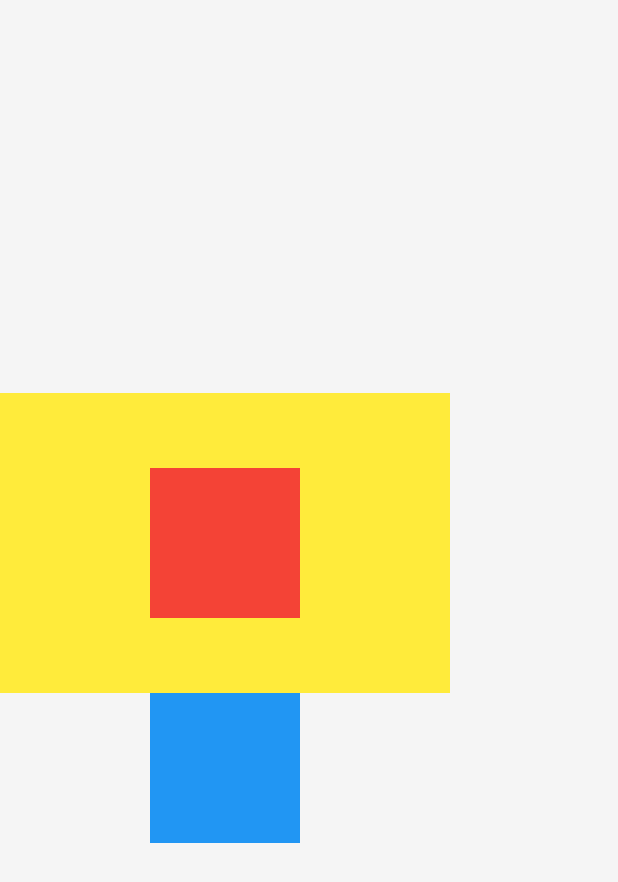
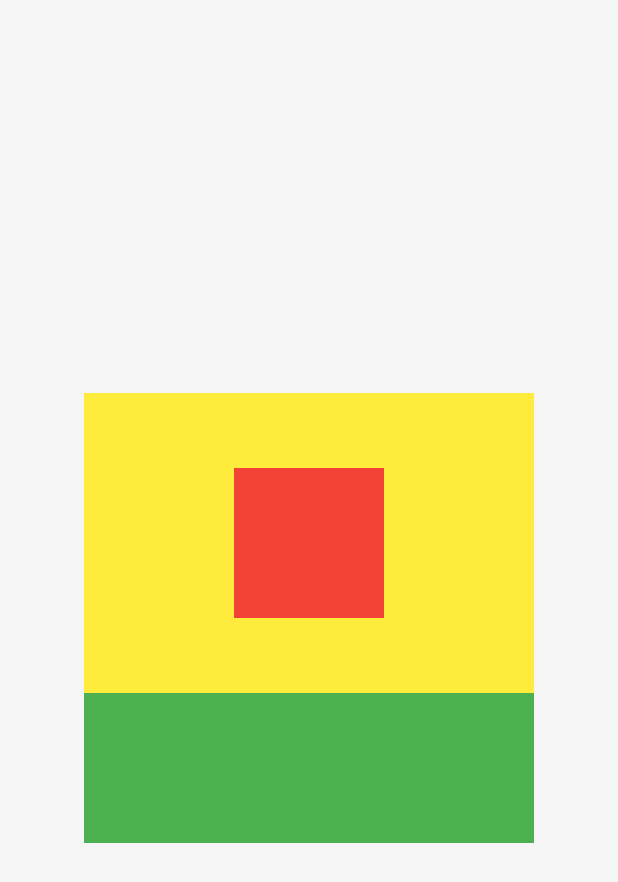
Before and after one commit to LBXjixiangniao/flutter_summary, a Flutter app: the HitTestManager screen opened directly, on a phone screen of 412 x 824 dp. Shown: the top 882 px of the screen. Run offline on Flutter 3.47's test engine with Material 2 defaults, Android fonts, the phone set to English and light mode, and no system bars; drawn by our look-alikes of oktoast; our stand-ins replace bloc, convert, device_info, dio, flutter_bloc, moor and 3 more; missing offline and left inert: mqtt_client, permission_handler_platform_interface; generated files the repository leaves out were written again.

Commit message:
【修改】+ 手势：完善手势例子

```diff
--- a/lib/main/hit_test/hit_test_manager.dart
+++ b/lib/main/hit_test/hit_test_manager.dart
@@ -1,5 +1,6 @@
 import 'package:flutter/material.dart';
 import 'package:flutter/rendering.dart';
+import 'package:flutter_summary/widgets/hit_test_manager_widget.dart';
 
 class HitTestManager extends StatefulWidget {
   @override
@@ -10,12 +11,24 @@ class _HitTestManagerState extends State<HitTestManager> {
   @override
   Widget build(BuildContext context) {
     return Scaffold(
-      body: Column(
-        mainAxisAlignment: MainAxisAlignment.center,
-        crossAxisAlignment: CrossAxisAlignment.center,
+      body: Center(
+        child: Stack(
+          // mainAxisAlignment: MainAxisAlignment.center,
+          // crossAxisAlignment: CrossAxisAlignment.center,
           children: [
-          HitTestManagerWidget(
-            ignoreHitTest: false,
+            HitTestCheckWidget(
+              child: GestureDetector(
+                onTap: () => print('bottom'),
+                child: Container(
+                  width: 300,
+                  height: 300,
+                  color: Colors.green,
+                ),
+              ),
+              checkHitTestPermission: (_) => true,
+            ),
+            HitTestIgnoreManagerWidget(
+              ignoreHitTest: true,
               ignoreWidgetBuilder: (child) => GestureDetector(
                 onTap: () {
                   print('tap one');
@@ -39,105 +52,19 @@ class _HitTestManagerState extends State<HitTestManager> {
                 ),
               ),
             ),
-          GestureDetector(
-            onTap: () {
-              setState(() {});
-            },
-            child: Container(
-              width: 100,
-              height: 100,
-              color: Colors.blue,
+            // GestureDetector(
+            //   onTap: () {
+            //     setState(() {});
+            //   },
+            //   child: Container(
+            //     width: 100,
+            //     height: 100,
+            //     color: Colors.blue,
+            //   ),
+            // ),
+          ],
         ),
-          ),
-        ],
       ),
     );
   }
 }
-
-// ignore: must_be_immutable
-class HitTestManagerWidget extends SingleChildRenderObjectWidget {
-  final bool ignoreHitTest;
-  final Widget Function(Widget child) ignoreWidgetBuilder;
-
-  Widget hitTestWidget;
-  HitTestManagerWidget({Key key, Widget hitestChild, this.ignoreWidgetBuilder, this.ignoreHitTest = true}) : super(key: key) {
-    hitTestWidget = WidgetWithRenderObject(
-      child: hitestChild,
-    );
-  }
-
-  @override
-  Widget get child => ignoreWidgetBuilder?.call(hitTestWidget) ?? hitTestWidget;
-  @override
-  HitTestManagerRenderObject createRenderObject(BuildContext context) {
-    return HitTestManagerRenderObject()..ignoreHitTest = ignoreHitTest;
-  }
-
-  @override
-  void updateRenderObject(BuildContext context, covariant HitTestManagerRenderObject renderObject) {
-    renderObject.ignoreHitTest = ignoreHitTest;
-  }
-}
-
-class HitTestManagerRenderObject extends RenderProxyBox {
-  bool ignoreHitTest = false;
-  Offset paintOffset;
-
-  HitTestManagerRenderObject();
-
-  @override
-  bool hitTest(BoxHitTestResult result, {Offset position}) {
-    if (ignoreHitTest && size.contains(position)) {
-      HitTestRenderObject hitTestRenderObject;
-
-      void visit(RenderObject renderObject) {
-        assert(hitTestRenderObject == null); // this verifies that there's only one child
-        if (renderObject is HitTestRenderObject)
-          hitTestRenderObject = renderObject;
-        else
-          renderObject.visitChildren(visit);
-      }
-
-      visit(child);
-
-      if (hitTestRenderObject != null) {
-        hitTestRenderObject.hitTest(result, position: position - (hitTestRenderObject.paintOffset - paintOffset));
-        return false;
-      }
-    }
-    return super.hitTest(result, position: position);
-  }
-
-  @override
-  void paint(PaintingContext context, Offset offset) {
-    paintOffset = offset;
-    super.paint(context, offset);
-  }
-}
-
-class WidgetWithRenderObject extends SingleChildRenderObjectWidget {
-  WidgetWithRenderObject({
-    Key key,
-    Widget child,
-  }) : super(key: key, child: child);
-
-  @override
-  HitTestRenderObject createRenderObject(BuildContext context) {
-    return HitTestRenderObject();
-  }
-}
-
-class HitTestRenderObject extends RenderProxyBox {
-  Offset paintOffset;
-  @override
-  bool hitTest(BoxHitTestResult result, {Offset position}) {
-    return super.hitTest(result, position: position);
-  }
-
-  @override
-  void paint(PaintingContext context, Offset offset) {
-    paintOffset = offset;
-    super.paint(context, offset);
-  }
-}
--- a/lib/widgets/hit_test_manager_widget.dart
+++ b/lib/widgets/hit_test_manager_widget.dart
@@ -2,13 +2,76 @@ import 'package:flutter/material.dart';
 import 'package:flutter/rendering.dart';
 
 // ignore: must_be_immutable
-class HitTestManagerWidget extends SingleChildRenderObjectWidget {
+class HitTestCheckWidget extends SingleChildRenderObjectWidget {
+  final bool Function(Offset) checkHitTestPermission;
+  HitTestCheckWidget({Key key, Widget child, this.checkHitTestPermission}) : super(key: key,child: child);
+
+  @override
+  _HitTestCheckRenderObject createRenderObject(BuildContext context) {
+    return _HitTestCheckRenderObject()..checkHitTestPermission = checkHitTestPermission;
+  }
+
+  @override
+  void updateRenderObject(BuildContext context, covariant _HitTestCheckRenderObject renderObject) {
+    renderObject.checkHitTestPermission = checkHitTestPermission;
+  }
+}
+
+class _HitTestCheckRenderObject extends RenderProxyBox {
+  bool Function(Offset) checkHitTestPermission;
+
+  @override
+  void handleEvent(PointerEvent event, covariant HitTestEntry entry) {
+    print('_HitTestCheckRenderObject$event');
+    super.handleEvent(event, entry);
+  }
+
+  @override
+  bool hitTest(BoxHitTestResult result, {Offset position}) {
+    if(checkHitTestPermission != null && checkHitTestPermission(position) == false)  return false;
+    return super.hitTest(result, position: position);
+  }
+}
+
+class HitTestAbsorbCheckWidget extends SingleChildRenderObjectWidget {
+  final bool Function(Offset) checkHitTestAbsorb;
+  HitTestAbsorbCheckWidget({Key key, Widget child, this.checkHitTestAbsorb}) : super(key: key,child: child);
+
+  @override
+  _HitTestAbsorbCheckRenderObject createRenderObject(BuildContext context) {
+    return _HitTestAbsorbCheckRenderObject()..checkHitTestAbsorb = checkHitTestAbsorb;
+  }
+
+  @override
+  void updateRenderObject(BuildContext context, covariant _HitTestAbsorbCheckRenderObject renderObject) {
+    renderObject.checkHitTestAbsorb = checkHitTestAbsorb;
+  }
+}
+
+class _HitTestAbsorbCheckRenderObject extends RenderProxyBox {
+  bool Function(Offset) checkHitTestAbsorb;
+
+  @override
+  void handleEvent(PointerEvent event, covariant HitTestEntry entry) {
+    print('_HitTestAbsorbCheckRenderObject$event');
+    super.handleEvent(event, entry);
+  }
+
+  @override
+  bool hitTest(BoxHitTestResult result, {Offset position}) {
+    bool b = super.hitTest(result, position: position);
+    return b || checkHitTestAbsorb?.call(position) == true;
+  }
+}
+
+// ignore: must_be_immutable
+class HitTestIgnoreManagerWidget extends SingleChildRenderObjectWidget {
   final bool ignoreHitTest;
   final Widget Function(Widget child) ignoreWidgetBuilder;
 
   Widget hitTestWidget;
-  HitTestManagerWidget({Key key, Widget hitestChild, this.ignoreWidgetBuilder, this.ignoreHitTest = true}) : super(key: key) {
-    hitTestWidget = WidgetWithRenderObject(
+  HitTestIgnoreManagerWidget({Key key, Widget hitestChild, this.ignoreWidgetBuilder, this.ignoreHitTest = true}) : super(key: key) {
+    hitTestWidget = _WidgetWithRenderObject(
       child: hitestChild,
     );
   }
@@ -16,30 +79,28 @@ class HitTestManagerWidget extends SingleChildRenderObjectWidget {
   @override
   Widget get child => ignoreWidgetBuilder?.call(hitTestWidget) ?? hitTestWidget;
   @override
-  HitTestManagerRenderObject createRenderObject(BuildContext context) {
-    return HitTestManagerRenderObject()..ignoreHitTest = ignoreHitTest;
+  _HitTestManagerRenderObject createRenderObject(BuildContext context) {
+    return _HitTestManagerRenderObject()..ignoreHitTest = ignoreHitTest;
   }
 
   @override
-  void updateRenderObject(BuildContext context, covariant HitTestManagerRenderObject renderObject) {
+  void updateRenderObject(BuildContext context, covariant _HitTestManagerRenderObject renderObject) {
     renderObject.ignoreHitTest = ignoreHitTest;
   }
 }
 
-class HitTestManagerRenderObject extends RenderProxyBox {
+class _HitTestManagerRenderObject extends RenderProxyBox {
   bool ignoreHitTest = false;
   Offset paintOffset;
-
-  HitTestManagerRenderObject();
 
   @override
   bool hitTest(BoxHitTestResult result, {Offset position}) {
     if (ignoreHitTest && size.contains(position)) {
-      HitTestRenderObject hitTestRenderObject;
+      _HitTestRenderObject hitTestRenderObject;
 
       void visit(RenderObject renderObject) {
         assert(hitTestRenderObject == null); // this verifies that there's only one child
-        if (renderObject is HitTestRenderObject)
+        if (renderObject is _HitTestRenderObject)
           hitTestRenderObject = renderObject;
         else
           renderObject.visitChildren(visit);
@@ -62,19 +123,19 @@ class HitTestManagerRenderObject extends RenderProxyBox {
   }
 }
 
-class WidgetWithRenderObject extends SingleChildRenderObjectWidget {
-  WidgetWithRenderObject({
+class _WidgetWithRenderObject extends SingleChildRenderObjectWidget {
+  _WidgetWithRenderObject({
     Key key,
     Widget child,
   }) : super(key: key, child: child);
 
   @override
-  HitTestRenderObject createRenderObject(BuildContext context) {
-    return HitTestRenderObject();
+  _HitTestRenderObject createRenderObject(BuildContext context) {
+    return _HitTestRenderObject();
   }
 }
 
-class HitTestRenderObject extends RenderProxyBox {
+class _HitTestRenderObject extends RenderProxyBox {
   Offset paintOffset;
   @override
   bool hitTest(BoxHitTestResult result, {Offset position}) {
```
Lines whose indentation alone changed are shown as unchanged.
